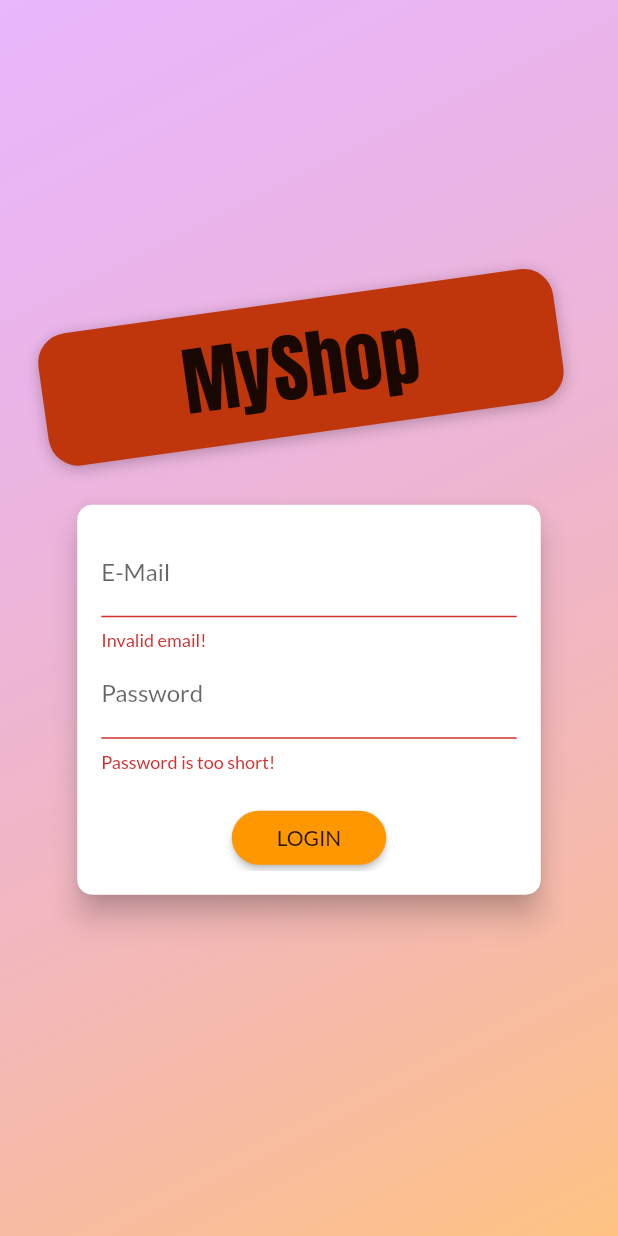
After one commit to hayden-huynh/Flutter-Learning, a Flutter app: the screen it shows after launch, after a tap on "LOGIN", on a phone screen of 412 x 824 dp. The commit adds this screen. Run offline on Flutter 3.47's test engine with Material 2 defaults, Android fonts, the phone set to English and light mode, and no system bars; our stand-ins replace google_maps_flutter, image_picker, location, shared_preferences, sqflite; accounts and stored records are empty; network calls fail.

Commit message:
Finished Section 11

```diff
--- a/shop_app/lib/main.dart
+++ b/shop_app/lib/main.dart
@@ -10,6 +10,9 @@
 import 'package:shop_app/screens/orders_screen.dart';
 import 'package:shop_app/screens/user_product_screen.dart';
 import 'package:shop_app/screens/edit_product_screen.dart';
+import 'package:shop_app/screens/auth_screen.dart';
+import "package:shop_app/providers/auth.dart";
+import 'package:shop_app/screens/splash_screen.dart';
 
 void main() {
   runApp(MyApp());
@@ -22,25 +25,53 @@
         // Use Multiprovider and put all ChangeNotifierProvider into the 'providers' list when a widget should have multiple providers
         providers: [
           ChangeNotifierProvider(
-          // Wrap widget with 'ChangeNotifierProvider' to turn it into a data provider for itself and/or all successor widgets
-          create: (ctx) =>
-              Products(), // Registering the data provider. Use the 'create' argument like this when a new instance of the Provider class is created
+            create: (ctx) => Auth(),
+          ),
+          // ChangeNotifierProvider(
+          //   // Wrap widget with 'ChangeNotifierProvider' to turn it into a data provider for itself and/or all successor widgets
+          //   create: (ctx) =>
+          //       Products(), // Registering the data provider. Use the 'create' argument like this when a new instance of the Provider class is created
+          // ),
+          ChangeNotifierProxyProvider<Auth, Products>(
+            // ChangeNotifierProxyProvider<A, B> will make B depend on the changes in A. Whenever A changes, the function registered in the "update" arg will be called automatically
+            // The function registered in the "update" arg is automatically passed an instance of A and B (respectively 2nd and 3rd arg) so that changes of data in A can be accessed by B
+            // In the list of "providers" in MultiProvider, the ChangeNotifierProvider of A MUST be placed above the ChangeNotifierProxyProvider of B
+            create: (ctx) => Products(),
+            update: (ctx, auth, previousProducts) => previousProducts
+              ..update(
+                auth.token,
+                auth.userId,
+              ),
           ),
           ChangeNotifierProvider(
             create: (ctx) => Cart(),
           ),
-        ChangeNotifierProvider(
+          ChangeNotifierProxyProvider<Auth, Orders>(
             create: (ctx) => Orders(),
-        )
+            update: (context, auth, previous) => previous
+              ..update(
+                auth.token,
+                auth.userId,
+              ),
+          ),
         ],
-      child: MaterialApp(
+        child: Consumer<Auth>(
+          builder: (ctx, auth, _) => MaterialApp(
             title: 'Flutter Demo',
             theme: ThemeData(
               primarySwatch: Colors.orange,
               accentColor: Colors.cyan,
               fontFamily: 'Lato',
             ),
-        home: ProductsOverviewScreen(),
+            home: auth.isAuth
+                ? ProductsOverviewScreen()
+                : FutureBuilder(
+                    future: auth.tryAutoLogin(),
+                    builder: (context, snapshot) =>
+                        snapshot.connectionState == ConnectionState.waiting
+                            ? SplashScreen()
+                            : AuthScreen(),
+                  ),
             routes: {
               ProductDetailsScreen.routeName: (ctx) => ProductDetailsScreen(),
               CartScreen.routeName: (ctx) => CartScreen(),
@@ -50,6 +81,6 @@
             },
             debugShowCheckedModeBanner: false,
           ),
-    );
+        ));
   }
 }
--- /dev/null
+++ b/shop_app/lib/providers/auth.dart
@@ -0,0 +1,127 @@
+import 'dart:convert';
+import 'dart:async';
+
+import 'package:flutter/widgets.dart';
+import 'package:http/http.dart' as http;
+import 'package:provider/provider.dart';
+import 'package:shared_preferences/shared_preferences.dart';
+
+import 'package:shop_app/credentials.dart';
+import 'package:shop_app/models/http_exception.dart';
+
+class Auth with ChangeNotifier {
+  String _token;
+  DateTime _expiryDate;
+  String _userId;
+  Timer _authTimer;
+
+  Future<void> _authenticate(
+      String email, String password, String urlString) async {
+    final url = Uri.parse(urlString);
+    try {
+      final response = await http.post(
+        url,
+        body: json.encode({
+          "email": email,
+          "password": password,
+          "returnSecureToken": true,
+        }),
+      );
+      final responseData = json.decode(response.body);
+      if (responseData["error"] != null) {
+        throw HttpException(responseData["error"]["message"]);
+      }
+
+      _token = responseData["idToken"];
+      _userId = responseData["localId"];
+      _expiryDate = DateTime.now()
+          .add(Duration(seconds: int.parse(responseData["expiresIn"])));
+      _autoLogout(); // Set timer till auto log out right after the user logs in
+      notifyListeners();
+
+      final prefs = await SharedPreferences.getInstance();
+      // If we need to store more complicated data, we can use json.encode to turn a dart Map into a JSON string
+      final userData = json.encode({
+        "token": _token,
+        "userId": _userId,
+        "expiryDate": _expiryDate.toIso8601String(),
+      });
+      prefs.setString("userData", userData);
+    } catch (err) {
+      throw err;
+    }
+  }
+
+  Future<void> signup(String email, String password) async {
+    return _authenticate(
+      email,
+      password,
+      "https://identitytoolkit.googleapis.com/v1/accounts:signUp?key=$apiKey",
+    );
+  }
+
+  Future<void> login(String email, String password) async {
+    return _authenticate(
+      email,
+      password,
+      "https://identitytoolkit.googleapis.com/v1/accounts:signInWithPassword?key=$apiKey",
+    );
+  }
+
+  Future<bool> tryAutoLogin() async {
+    final prefs = await SharedPreferences.getInstance();
+    if (!prefs.containsKey("userData")) {
+      return false;
+    }
+    final extractedUserData =
+        json.decode(prefs.getString("userData")) as Map<String, dynamic>;
+    final expiryDate = DateTime.parse(extractedUserData["expiryDate"]);
+    if (expiryDate.isBefore(DateTime.now())) {
+      return false;
+    }
+    _token = extractedUserData["token"];
+    _userId = extractedUserData["userId"];
+    _expiryDate = expiryDate;
+    notifyListeners();
+    _autoLogout();
+    return true;
+  }
+
+  Future<void> logout() async {
+    _token = null;
+    _userId = null;
+    _expiryDate = null;
+    if (_authTimer != null) {
+      _authTimer.cancel();
+    }
+    notifyListeners();
+    final prefs = await SharedPreferences.getInstance();
+    prefs.clear();
+  }
+
+  void _autoLogout() {
+    if (_authTimer != null) {
+      _authTimer
+          .cancel(); // Cancel any existing Timer before creating a new one
+    }
+    final timeToExpiry = _expiryDate.difference(DateTime.now()).inSeconds;
+    _authTimer = Timer(Duration(seconds: timeToExpiry), logout);
+  }
+
+  bool get isAuth {
+    return token != null;
+  }
+
+  String get token {
+    if (_expiryDate != null &&
+        _expiryDate.isAfter(DateTime.now()) &&
+        _token != null) {
+      return _token;
+    }
+    return null;
+  }
+
+  String get userId {
+    return _userId;
+  }
+}
--- /dev/null
+++ b/shop_app/lib/screens/auth_screen.dart
@@ -0,0 +1,277 @@
+import 'dart:math';
+import 'package:provider/provider.dart';
+
+import 'package:flutter/material.dart';
+import 'package:shop_app/providers/auth.dart';
+
+import 'package:shop_app/models/http_exception.dart';
+
+enum AuthMode { Signup, Login }
+
+class AuthScreen extends StatelessWidget {
+  static const routeName = '/auth';
+
+  @override
+  Widget build(BuildContext context) {
+    final deviceSize = MediaQuery.of(context).size;
+    // final transformConfig = Matrix4.rotationZ(-8 * pi / 180);
+    // transformConfig.translate(-10.0);
+    return Scaffold(
+      // resizeToAvoidBottomInset: false,
+      body: Stack(
+        children: <Widget>[
+          Container(
+            decoration: BoxDecoration(
+              gradient: LinearGradient(
+                colors: [
+                  Color.fromRGBO(215, 117, 255, 1).withOpacity(0.5),
+                  Color.fromRGBO(255, 188, 117, 1).withOpacity(0.9),
+                ],
+                begin: Alignment.topLeft,
+                end: Alignment.bottomRight,
+                stops: [0, 1],
+              ),
+            ),
+          ),
+          SingleChildScrollView(
+            child: Container(
+              height: deviceSize.height,
+              width: deviceSize.width,
+              child: Column(
+                mainAxisAlignment: MainAxisAlignment.center,
+                crossAxisAlignment: CrossAxisAlignment.center,
+                children: <Widget>[
+                  Flexible(
+                    child: Container(
+                      margin: EdgeInsets.only(bottom: 20.0),
+                      padding:
+                          EdgeInsets.symmetric(vertical: 8.0, horizontal: 94.0),
+                      transform: Matrix4.rotationZ(-8 * pi / 180)
+                        ..translate(
+                            -10.0), // The ".." operator executes the function behind it but returns the result of the function call before it to be the final result of the whole function call chain
+                      // ..translate(-10.0),
+                      decoration: BoxDecoration(
+                        borderRadius: BorderRadius.circular(20),
+                        color: Colors.deepOrange.shade900,
+                        boxShadow: [
+                          BoxShadow(
+                            blurRadius: 8,
+                            color: Colors.black26,
+                            offset: Offset(0, 2),
+                          )
+                        ],
+                      ),
+                      child: Text(
+                        'MyShop',
+                        style: TextStyle(
+                          color: Theme.of(context).accentTextTheme.title.color,
+                          fontSize: 50,
+                          fontFamily: 'Anton',
+                          fontWeight: FontWeight.normal,
+                        ),
+                      ),
+                    ),
+                  ),
+                  Flexible(
+                    flex: deviceSize.width > 600 ? 2 : 1,
+                    child: AuthCard(),
+                  ),
+                ],
+              ),
+            ),
+          ),
+        ],
+      ),
+    );
+  }
+}
+
+class AuthCard extends StatefulWidget {
+  const AuthCard({
+    Key key,
+  }) : super(key: key);
+
+  @override
+  _AuthCardState createState() => _AuthCardState();
+}
+
+class _AuthCardState extends State<AuthCard> {
+  final GlobalKey<FormState> _formKey = GlobalKey();
+  AuthMode _authMode = AuthMode.Login;
+  Map<String, String> _authData = {
+    'email': '',
+    'password': '',
+  };
+  var _isLoading = false;
+  final _passwordController = TextEditingController();
+
+  void _showErrorDialog(String message) {
+    showDialog(
+      context: context,
+      builder: (ctx) => AlertDialog(
+        title: Text("An error occurred!"),
+        content: Text(message),
+        actions: [
+          TextButton(
+            onPressed: () {
+              Navigator.of(context).pop();
+            },
+            child: Text("OK"),
+          )
+        ],
+      ),
+    );
+  }
+
+  Future<void> _submit() async {
+    if (!_formKey.currentState.validate()) {
+      // Invalid!
+      return;
+    }
+    _formKey.currentState.save();
+    setState(() {
+      _isLoading = true;
+    });
+    try {
+      if (_authMode == AuthMode.Login) {
+        // Log user in
+        await Provider.of<Auth>(context, listen: false).login(
+          _authData["email"],
+          _authData["password"],
+        );
+      } else {
+        // Sign user up
+        await Provider.of<Auth>(context, listen: false).signup(
+          _authData["email"],
+          _authData["password"],
+        );
+      }
+    } on HttpException catch (err) {
+      // Only handles errors of type HttpException
+      var errorMessage = "Authentication failed";
+      if (err.toString().contains("EMAIL_EXISTS")) {
+        errorMessage = "Email already registered. Please log in";
+      } else if (err.toString().contains("INVALID_EMAIL")) {
+        errorMessage = "Invalid email address";
+      } else if (err.toString().contains("WEAK_PASSWORD")) {
+        errorMessage = "Password is too weak";
+      } else if (err.toString().contains("EMAIL_NOT_FOUND")) {
+        errorMessage = "Email not registered yet. Please sign up";
+      } else if (err.toString().contains("INVALID_PASSWORD")) {
+        errorMessage = "Invalid password";
+      }
+      _showErrorDialog(errorMessage);
+    } catch (err) {
+      // Handles errors of all types
+      const errorMessage = "Could not authenticate. Please try again later.";
+      _showErrorDialog(errorMessage);
+    }
+    setState(() {
+      _isLoading = false;
+    });
+  }
+
+  void _switchAuthMode() {
+    if (_authMode == AuthMode.Login) {
+      setState(() {
+        _authMode = AuthMode.Signup;
+      });
+    } else {
+      setState(() {
+        _authMode = AuthMode.Login;
+      });
+    }
+  }
+
+  @override
+  Widget build(BuildContext context) {
+    final deviceSize = MediaQuery.of(context).size;
+    return Card(
+      shape: RoundedRectangleBorder(
+        borderRadius: BorderRadius.circular(10.0),
+      ),
+      elevation: 8.0,
+      child: Container(
+        height: _authMode == AuthMode.Signup ? 320 : 260,
+        constraints:
+            BoxConstraints(minHeight: _authMode == AuthMode.Signup ? 320 : 260),
+        width: deviceSize.width * 0.75,
+        padding: EdgeInsets.all(16.0),
+        child: Form(
+          key: _formKey,
+          child: SingleChildScrollView(
+            child: Column(
+              children: <Widget>[
+                TextFormField(
+                  decoration: InputDecoration(labelText: 'E-Mail'),
+                  keyboardType: TextInputType.emailAddress,
+                  validator: (value) {
+                    if (value.isEmpty || !value.contains('@')) {
+                      return 'Invalid email!';
+                    }
+                    return null;
+                  },
+                  onSaved: (value) {
+                    _authData['email'] = value;
+                  },
+                ),
+                TextFormField(
+                  decoration: InputDecoration(labelText: 'Password'),
+                  obscureText: true,
+                  controller: _passwordController,
+                  validator: (value) {
+                    if (value.isEmpty || value.length < 5) {
+                      return 'Password is too short!';
+                    }
+                  },
+                  onSaved: (value) {
+                    _authData['password'] = value;
+                  },
+                ),
+                if (_authMode == AuthMode.Signup)
+                  TextFormField(
+                    enabled: _authMode == AuthMode.Signup,
+                    decoration: InputDecoration(labelText: 'Confirm Password'),
+                    obscureText: true,
+                    validator: _authMode == AuthMode.Signup
+                        ? (value) {
+                            if (value != _passwordController.text) {
+                              return 'Passwords do not match!';
+                            }
+                          }
+                        : null,
+                  ),
+                SizedBox(
+                  height: 20,
+                ),
+                if (_isLoading)
+                  CircularProgressIndicator()
+                else
+                  RaisedButton(
+                    child:
+                        Text(_authMode == AuthMode.Login ? 'LOGIN' : 'SIGN UP'),
+                    onPressed: _submit,
+                    shape: RoundedRectangleBorder(
+                      borderRadius: BorderRadius.circular(30),
+                    ),
+                    padding:
+                        EdgeInsets.symmetric(horizontal: 30.0, vertical: 8.0),
+                    color: Theme.of(context).primaryColor,
+                    textColor: Theme.of(context).primaryTextTheme.button.color,
+                  ),
+                FlatButton(
+                  child: Text(
+                      '${_authMode == AuthMode.Login ? 'SIGNUP' : 'LOGIN'} INSTEAD'),
+                  onPressed: _switchAuthMode,
+                  padding: EdgeInsets.symmetric(horizontal: 30.0, vertical: 4),
+                  materialTapTargetSize: MaterialTapTargetSize.shrinkWrap,
+                  textColor: Theme.of(context).primaryColor,
+                ),
+              ],
+            ),
+          ),
+        ),
+      ),
+    );
+  }
+}
--- /dev/null
+++ b/shop_app/lib/screens/splash_screen.dart
@@ -0,0 +1,12 @@
+import 'package:flutter/material.dart';
+
+class SplashScreen extends StatelessWidget {
+  @override
+  Widget build(BuildContext context) {
+    return Scaffold(
+      body: Center(
+        child: Text('Loading...'),
+      ),
+    );
+  }
+}
--- a/shop_app/lib/widgets/product_item.dart
+++ b/shop_app/lib/widgets/product_item.dart
@@ -4,6 +4,7 @@
 import 'package:shop_app/screens/product_details_screen.dart';
 import 'package:shop_app/providers/product.dart';
 import 'package:shop_app/providers/cart.dart';
+import 'package:shop_app/providers/auth.dart';
 
 class ProductItem extends StatelessWidget {
   // final String id;
@@ -20,6 +21,7 @@
   Widget build(BuildContext context) {
     final product = Provider.of<Product>(context, listen: false);
     final cart = Provider.of<Cart>(context, listen: false);
+    final authData = Provider.of<Auth>(context, listen: false);
 
     return ClipRRect(
       borderRadius: BorderRadius.circular(10),
@@ -70,7 +72,7 @@
                 ),
                 color: Theme.of(context).accentColor,
                 onPressed: () {
-                  product.toggleFavoriteStatus();
+                  product.toggleFavoriteStatus(authData.token, authData.userId);
                 },
               ),
               // child: , // The widget passed here should never be re-rendered
--- a/shop_app/pubspec.yaml
+++ b/shop_app/pubspec.yaml
@@ -26,6 +26,7 @@
   provider: ^5.0.0
   intl: ^0.17.0
   http: ^0.13.3
+  shared_preferences: ^2.0.6
 
 
   # The following adds the Cupertino Icons font to your application.
```
Also changed, not shown: shop_app/lib/providers/orders.dart (+9 -2 lines), shop_app/lib/providers/product.dart (+4 -4 lines), shop_app/lib/providers/products_provider.dart (+25 -8 lines), shop_app/lib/screens/user_product_screen.dart (+18 -8 lines), shop_app/lib/widgets/app_drawer.dart (+14 -0 lines), shop_app/pubspec.lock, 4 other files. Lines whose indentation alone changed are shown as unchanged.
